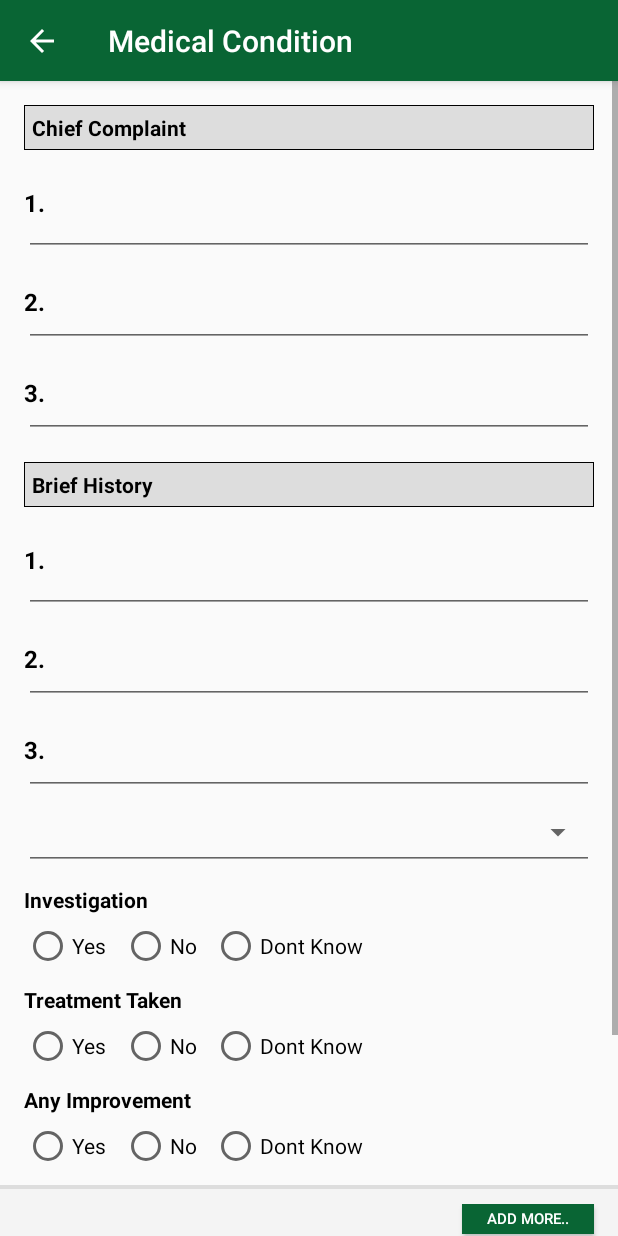
After one commit to paddyhost/RMP, an Android app: the fragment MedicalCondition placed in its activity, on a phone screen of 412 x 824 dp. The commit adds this screen. Run offline under Robolectric (Android 15) with nearby library versions, the phone set to English and light mode, and no system bars; libraries missing offline, so code that uses them is left out: cn.pedant.

Commit message:
Medical Condition

```diff
--- /dev/null
+++ b/app/src/main/java/com/example/admin/rmp/medical_condition/MedicalCondition.java
@@ -0,0 +1,43 @@
+package com.example.admin.rmp.medical_condition;
+
+import android.content.Context;
+import android.net.Uri;
+import android.os.Bundle;
+import android.support.v4.app.Fragment;
+import android.support.v7.app.AppCompatActivity;
+import android.support.v7.widget.Toolbar;
+import android.view.LayoutInflater;
+import android.view.View;
+import android.view.ViewGroup;
+
+import com.example.admin.rmp.R;
+
+public class MedicalCondition extends Fragment {
+
+    Toolbar medical_toolbar;
+
+    public MedicalCondition() {
+        // Required empty public constructor
+    }
+
+    @Override
+    public void onCreate(Bundle savedInstanceState) {
+        super.onCreate(savedInstanceState);
+    }
+
+    @Override
+    public View onCreateView(LayoutInflater inflater, ViewGroup container,
+                             Bundle savedInstanceState) {
+        // Inflate the layout for this fragment
+        View rootview = inflater.inflate(R.layout.fragment_medical_condition, container, false);
+        medical_toolbar = (Toolbar) rootview.findViewById(R.id.medical_toolbar);
+        ((AppCompatActivity)getActivity()).setSupportActionBar(medical_toolbar);
+        medical_toolbar.setNavigationOnClickListener(new View.OnClickListener() {
+            @Override
+            public void onClick(View v) {
+                getActivity().onBackPressed();
+            }
+        });
+        return rootview;
+    }
+}
--- a/app/src/main/java/com/example/admin/rmp/vital_info/Vital_Information.java
+++ b/app/src/main/java/com/example/admin/rmp/vital_info/Vital_Information.java
@@ -15,6 +15,7 @@ import android.widget.Button;
 
 import com.example.admin.rmp.R;
 import com.example.admin.rmp.app.ApiResponseListener;
+import com.example.admin.rmp.medical_condition.MedicalCondition;
 import com.example.admin.rmp.vital_info.apihelper.WebVital_Helper;
 import com.example.admin.rmp.vital_info.model.Vital_Info;
 
@@ -77,7 +78,10 @@ public class Vital_Information extends Fragment {
         btnSaveVital.setOnClickListener(new View.OnClickListener() {
             @Override
             public void onClick(View view) {
-                setVitalInfo();
+                FragmentTransaction fragmentTransaction = getActivity().getSupportFragmentManager().beginTransaction();
+                MedicalCondition medicalCondition= new MedicalCondition();
+                fragmentTransaction.replace(R.id.framelayout,medicalCondition).addToBackStack(null).commit();
+                /*setVitalInfo();
                 final SweetAlertDialog sweetAlertDialog =new SweetAlertDialog(getActivity(), SweetAlertDialog.PROGRESS_TYPE)
                         .setTitleText("Please wait");
 
@@ -110,7 +114,7 @@ public class Vital_Information extends Fragment {
                             }
                         });
                     }
-                });
+                });*/
             }
         });
     }
--- /dev/null
+++ b/app/src/main/res/drawable/border_label.xml
@@ -0,0 +1,5 @@
+<?xml version="1.0" encoding="utf-8"?>
+<shape xmlns:android="http://schemas.android.com/apk/res/android">
+    <stroke android:width="1px" android:color="#000000"  />
+    <solid android:color="#dddddd" />
+</shape>
--- /dev/null
+++ b/app/src/main/res/layout/fragment_medical_condition.xml
@@ -0,0 +1,379 @@
+<LinearLayout xmlns:android="http://schemas.android.com/apk/res/android"
+    xmlns:tools="http://schemas.android.com/tools"
+    android:layout_width="match_parent"
+    android:layout_height="match_parent"
+    xmlns:app="http://schemas.android.com/apk/res-auto"
+    android:orientation="vertical"
+    tools:context="com.example.admin.rmp.medical_condition.MedicalCondition">
+
+    <android.support.design.widget.AppBarLayout
+        android:id="@+id/appbar"
+        android:background="@color/colorAccent"
+        android:layout_width="match_parent"
+        android:layout_height="wrap_content"
+        android:theme="@style/ThemeOverlay.AppCompat.Dark.ActionBar">
+        <android.support.v7.widget.Toolbar
+            android:layout_width="match_parent"
+            android:layout_height="54dp"
+            android:background="@color/colorAccent"
+            app:title="Medical Condition"
+            android:id="@+id/medical_toolbar"
+            app:navigationIcon="@drawable/ic_arrow_back_white_24dp">
+        </android.support.v7.widget.Toolbar>
+
+    </android.support.design.widget.AppBarLayout>
+
+    <ScrollView
+        android:layout_width="match_parent"
+        android:layout_height="match_parent"
+        android:fillViewport="true">
+        <LinearLayout
+            android:layout_width="match_parent"
+            android:layout_height="match_parent"
+            android:orientation="vertical">
+            <TextView
+                android:layout_width="match_parent"
+                android:layout_height="wrap_content"
+                android:layout_marginLeft="16dp"
+                android:layout_marginRight="16dp"
+                android:background="@drawable/border_label"
+                android:layout_marginTop="16dp"
+                android:text="Chief Complaint"
+                android:textColor="@color/black"
+                android:textStyle="bold"
+                android:padding="5dp"/>
+            <RelativeLayout
+                android:layout_width="match_parent"
+                android:layout_height="wrap_content">
+                <TextView
+                    android:layout_width="wrap_content"
+                    android:layout_height="wrap_content"
+                    android:text="1."
+                    android:layout_centerVertical="true"
+                    android:layout_marginLeft="16dp"
+                    android:paddingRight="16dp"
+                    android:textSize="16dp"
+                    android:textColor="@color/black"
+                    android:textStyle="bold"/>
+                <android.support.design.widget.TextInputLayout
+                    android:layout_width="match_parent"
+                    android:layout_height="wrap_content"
+                    android:layout_marginTop="10dp"
+                    android:layout_marginLeft="16dp"
+                    android:layout_marginRight="16dp">
+
+                    <android.support.design.widget.TextInputEditText
+                        android:layout_width="match_parent"
+                        android:layout_height="50dp"
+                        android:paddingLeft="32dp"/>
+                </android.support.design.widget.TextInputLayout>
+            </RelativeLayout>
+            <RelativeLayout
+                android:layout_width="match_parent"
+                android:layout_height="wrap_content">
+            <TextView
+                android:layout_width="wrap_content"
+                android:layout_height="wrap_content"
+                android:text="2."
+                android:layout_centerVertical="true"
+                android:layout_marginLeft="16dp"
+                android:paddingRight="16dp"
+                android:textSize="16dp"
+                android:textColor="@color/black"
+                android:textStyle="bold"/>
+            <android.support.design.widget.TextInputLayout
+                android:layout_width="match_parent"
+                android:layout_height="wrap_content"
+                android:layout_marginLeft="16dp"
+                android:layout_marginRight="16dp">
+
+                <android.support.design.widget.TextInputEditText
+                    android:layout_width="match_parent"
+                    android:layout_height="50dp"
+                    android:paddingLeft="32dp"/>
+            </android.support.design.widget.TextInputLayout>
+            </RelativeLayout>
+            <RelativeLayout
+                android:layout_width="match_parent"
+                android:layout_height="wrap_content">
+            <TextView
+                android:layout_width="wrap_content"
+                android:layout_height="wrap_content"
+                android:text="3."
+                android:layout_centerVertical="true"
+                android:layout_marginLeft="16dp"
+                android:paddingRight="16dp"
+                android:textSize="16dp"
+                android:textColor="@color/black"
+                android:textStyle="bold"/>
+            <android.support.design.widget.TextInputLayout
+                android:layout_width="match_parent"
+                android:layout_height="wrap_content"
+                android:layout_marginLeft="16dp"
+                android:layout_marginRight="16dp">
+
+                <android.support.design.widget.TextInputEditText
+                    android:layout_width="match_parent"
+                    android:layout_height="50dp"
+                    android:paddingLeft="32dp"/>
+            </android.support.design.widget.TextInputLayout>
+            </RelativeLayout>
+            <TextView
+                android:layout_width="match_parent"
+                android:layout_height="wrap_content"
+                android:layout_marginLeft="16dp"
+                android:layout_marginRight="16dp"
+                android:background="@drawable/border_label"
+                android:layout_marginTop="16dp"
+                android:text="Brief History"
+                android:textColor="@color/black"
+                android:textStyle="bold"
+                android:padding="5dp"/>
+            <RelativeLayout
+                android:layout_width="match_parent"
+                android:layout_height="wrap_content">
+            <TextView
+                android:layout_width="wrap_content"
+                android:layout_height="wrap_content"
+                android:text="1."
+                android:layout_centerVertical="true"
+                android:layout_marginLeft="16dp"
+                android:paddingRight="16dp"
+                android:textSize="16dp"
+                android:textColor="@color/black"
+                android:textStyle="bold"/>
+            <android.support.design.widget.TextInputLayout
+                android:layout_width="match_parent"
+                android:layout_height="wrap_content"
+                android:layout_marginTop="10dp"
+                android:layout_marginLeft="16dp"
+                android:layout_marginRight="16dp">
+
+                <android.support.design.widget.TextInputEditText
+                    android:layout_width="match_parent"
+                    android:layout_height="50dp"
+                    android:paddingLeft="32dp"/>
+            </android.support.design.widget.TextInputLayout>
+            </RelativeLayout>
+            <RelativeLayout
+                android:layout_width="match_parent"
+                android:layout_height="wrap_content">
+            <TextView
+                android:layout_width="wrap_content"
+                android:layout_height="wrap_content"
+                android:text="2."
+                android:layout_centerVertical="true"
+                android:layout_marginLeft="16dp"
+                android:paddingRight="16dp"
+                android:textSize="16dp"
+                android:textColor="@color/black"
+                android:textStyle="bold"/>
+            <android.support.design.widget.TextInputLayout
+                android:layout_width="match_parent"
+                android:layout_height="wrap_content"
+                android:layout_marginLeft="16dp"
+                android:layout_marginRight="16dp">
+
+                <android.support.design.widget.TextInputEditText
+                    android:layout_width="match_parent"
+                    android:layout_height="50dp"
+                    android:paddingLeft="32dp"/>
+            </android.support.design.widget.TextInputLayout>
+            </RelativeLayout>
+            <RelativeLayout
+                android:layout_width="match_parent"
+                android:layout_height="wrap_content">
+            <TextView
+                android:layout_width="wrap_content"
+                android:layout_height="wrap_content"
+                android:text="3."
+                android:layout_centerVertical="true"
+                android:layout_marginLeft="16dp"
+                android:paddingRight="16dp"
+                android:textSize="16dp"
+                android:textColor="@color/black"
+                android:textStyle="bold"/>
+            <android.support.design.widget.TextInputLayout
+                android:layout_width="match_parent"
+                android:layout_height="wrap_content"
+                android:layout_marginLeft="16dp"
+                android:layout_marginRight="16dp">
+
+                <android.support.design.widget.TextInputEditText
+                    android:layout_width="match_parent"
+                    android:layout_height="50dp"
+                    android:paddingLeft="32dp"/>
+            </android.support.design.widget.TextInputLayout>
+            </RelativeLayout>
+            <!--Diagnosys multiselect spinner-->
+            <Spinner
+                android:layout_width="match_parent"
+                android:layout_height="50dp"
+                android:layout_marginLeft="16dp"
+                android:layout_marginRight="16dp"
+                style="@style/Widget.AppCompat.Spinner.Underlined">
+            </Spinner>
+            <TextView
+                android:layout_width="wrap_content"
+                android:layout_height="wrap_content"
+                android:text="Investigation"
+                android:textColor="@color/black"
+                android:layout_marginLeft="16dp"
+                android:layout_marginTop="10dp"
+                android:textStyle="bold"/>
+            <RadioGroup
+                android:layout_width="match_parent"
+                android:layout_height="wrap_content"
+                android:orientation="horizontal"
+                android:layout_marginLeft="16dp"
+                android:layout_marginTop="5dp">
+                <RadioButton
+                    android:layout_width="wrap_content"
+                    android:layout_height="wrap_content"
+                    android:text="Yes"/>
+                <RadioButton
+                    android:layout_width="wrap_content"
+                    android:layout_height="wrap_content"
+                    android:text="No"
+                    android:layout_marginLeft="10dp"/>
+                <RadioButton
+                    android:layout_width="wrap_content"
+                    android:layout_height="wrap_content"
+                    android:text="Dont Know"
+                    android:layout_marginLeft="10dp"/>
+            </RadioGroup>
+            <TextView
+                android:layout_width="wrap_content"
+                android:layout_height="wrap_content"
+                android:text="Treatment Taken"
+                android:textColor="@color/black"
+                android:layout_marginLeft="16dp"
+                android:layout_marginTop="10dp"
+                android:textStyle="bold"/>
+            <RadioGroup
+                android:layout_width="match_parent"
+                android:layout_height="wrap_content"
+                android:orientation="horizontal"
+                android:layout_marginLeft="16dp"
+                android:layout_marginTop="5dp">
+                <RadioButton
+                    android:layout_width="wrap_content"
+                    android:layout_height="wrap_content"
+                    android:text="Yes"/>
+                <RadioButton
+                    android:layout_width="wrap_content"
+                    android:layout_height="wrap_content"
+                    android:text="No"
+                    android:layout_marginLeft="10dp"/>
+                <RadioButton
+                    android:layout_width="wrap_content"
+                    android:layout_height="wrap_content"
+                    android:text="Dont Know"
+                    android:layout_marginLeft="10dp"/>
+            </RadioGroup>
+            <TextView
+                android:layout_width="wrap_content"
+                android:layout_height="wrap_content"
+                android:text="Any Improvement"
+                android:textColor="@color/black"
+                android:layout_marginLeft="16dp"
+                android:layout_marginTop="10dp"
+                android:textStyle="bold"/>
+            <RadioGroup
+                android:layout_width="match_parent"
+                android:layout_height="wrap_content"
+                android:orientation="horizontal"
+                android:layout_marginLeft="16dp"
+                android:layout_marginTop="5dp">
+                <RadioButton
+                    android:layout_width="wrap_content"
+                    android:layout_height="wrap_content"
+                    android:text="Yes"/>
+                <RadioButton
+                    android:layout_width="wrap_content"
+                    android:layout_height="wrap_content"
+                    android:text="No"
+                    android:layout_marginLeft="10dp"/>
+                <RadioButton
+                    android:layout_width="wrap_content"
+                    android:layout_height="wrap_content"
+                    android:text="Dont Know"
+                    android:layout_marginLeft="10dp"/>
+            </RadioGroup>
+            <View
+                android:layout_width="match_parent"
+                android:layout_height="4px"
+                android:layout_marginTop="10dp"
+                android:background="@color/colorDarkgray"/>
+            <RelativeLayout
+                android:layout_width="match_parent"
+                android:layout_height="wrap_content"
+                android:paddingTop="10dp"
+                android:paddingBottom="10dp"
+                android:background="@color/colorGray">
+                <Button
+                    android:layout_width="wrap_content"
+                    android:layout_height="20dp"
+                    android:text="Add More.."
+                    android:layout_alignParentTop="true"
+                    android:layout_alignParentRight="true"
+                    android:textSize="10dp"
+                    android:layout_marginRight="16dp"
+                    android:background="@color/colorPrimary"
+                    android:textColor="@color/colorWhite"/>
+            <LinearLayout
+                android:layout_width="match_parent"
+                android:layout_height="wrap_content"
+                android:orientation="horizontal"
+                android:layout_marginLeft="16dp"
+                android:layout_marginRight="16dp"
+                android:layout_marginTop="30dp">
+                    <android.support.design.widget.TextInputLayout
+                        android:layout_width="0dp"
+                        android:layout_weight="2"
+                        android:layout_height="wrap_content">
+
+                        <android.support.design.widget.TextInputEditText
+                            android:layout_width="match_parent"
+                            android:layout_height="50dp"
+                            android:hint="Prescribed Dose"/>
+                    </android.support.design.widget.TextInputLayout>
+                    <android.support.design.widget.TextInputLayout
+                        android:layout_width="0dp"
+                        android:layout_weight="1"
+                        android:layout_height="wrap_content">
+
+                        <android.support.design.widget.TextInputEditText
+                            android:layout_width="match_parent"
+                            android:layout_height="50dp"
+                            android:hint="Frequency"/>
+                    </android.support.design.widget.TextInputLayout>
+                    <android.support.design.widget.TextInputLayout
+                        android:layout_width="0dp"
+                        android:layout_weight="1"
+                        android:layout_height="wrap_content">
+
+                        <android.support.design.widget.TextInputEditText
+                            android:layout_width="match_parent"
+                            android:layout_height="50dp"
+                            android:hint="Days"/>
+                    </android.support.design.widget.TextInputLayout>
+            </LinearLayout>
+            </RelativeLayout>
+            <View
+                android:layout_width="match_parent"
+                android:layout_height="4px"
+                android:background="@color/colorDarkgray"/>
+            <Button
+                android:layout_width="match_parent"
+                android:layout_height="wrap_content"
+                android:text="Save &amp; Next"
+                android:background="@color/colorPrimary"
+                android:textColor="@color/colorWhite"
+                android:layout_marginLeft="32dp"
+                android:layout_marginRight="32dp"
+                android:layout_marginTop="16dp"
+                android:layout_marginBottom="16dp"/>
+        </LinearLayout>
+    </ScrollView>
+</LinearLayout>
--- a/app/src/main/res/layout/fragment_vital_information.xml
+++ b/app/src/main/res/layout/fragment_vital_information.xml
@@ -137,7 +137,8 @@
                     android:orientation="horizontal">
 
             <android.support.design.widget.TextInputLayout
-                android:layout_width="100dp"
+                android:layout_width="0dp"
+                android:layout_weight="1"
                 android:layout_height="wrap_content">
 
                 <android.support.design.widget.TextInputEditText
@@ -154,13 +155,14 @@
                         android:layout_height="match_parent"
                         android:gravity="center"
                         android:layout_marginTop="10dp"
-                        android:textSize="20dp"
+                        android:textSize="40dp"
                         android:paddingRight="8dp"
                         android:paddingLeft="8dp"
                         android:text="-"/>
 
                 <android.support.design.widget.TextInputLayout
-                    android:layout_width="90dp"
+                    android:layout_width="0dp"
+                    android:layout_weight="1.5"
                     android:layout_height="wrap_content">
 
                     <android.support.design.widget.TextInputEditText
@@ -172,20 +174,17 @@
                         android:hint="To" />
                 </android.support.design.widget.TextInputLayout>
 
-                    <TextView
-                        android:layout_width="wrap_content"
-                        android:layout_height="match_parent"
-                        android:layout_weight="1"
-                        android:layout_gravity="center_vertical"
-                        android:layout_marginLeft="16dp"
-                        android:layout_marginRight="16dp"
-                        android:layout_alignParentRight="true"
-                        android:gravity="center|end"
-                        android:text="mm of hg" />
-
-
                 </LinearLayout>
 
+                <TextView
+                    android:layout_width="wrap_content"
+                    android:layout_height="match_parent"
+                    android:layout_gravity="center_vertical"
+                    android:layout_marginRight="16dp"
+                    android:layout_alignParentRight="true"
+                    android:gravity="center|end"
+                    android:text="mm of hg"
+                    android:textSize="10dp"/>
 
             </RelativeLayout>
 
```
